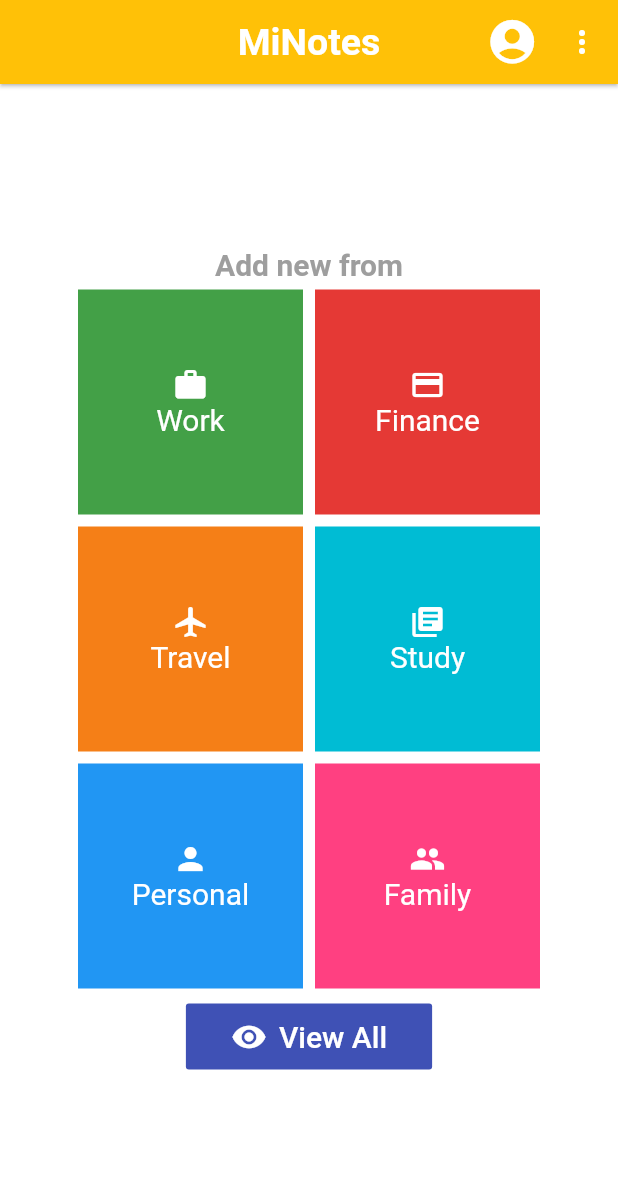
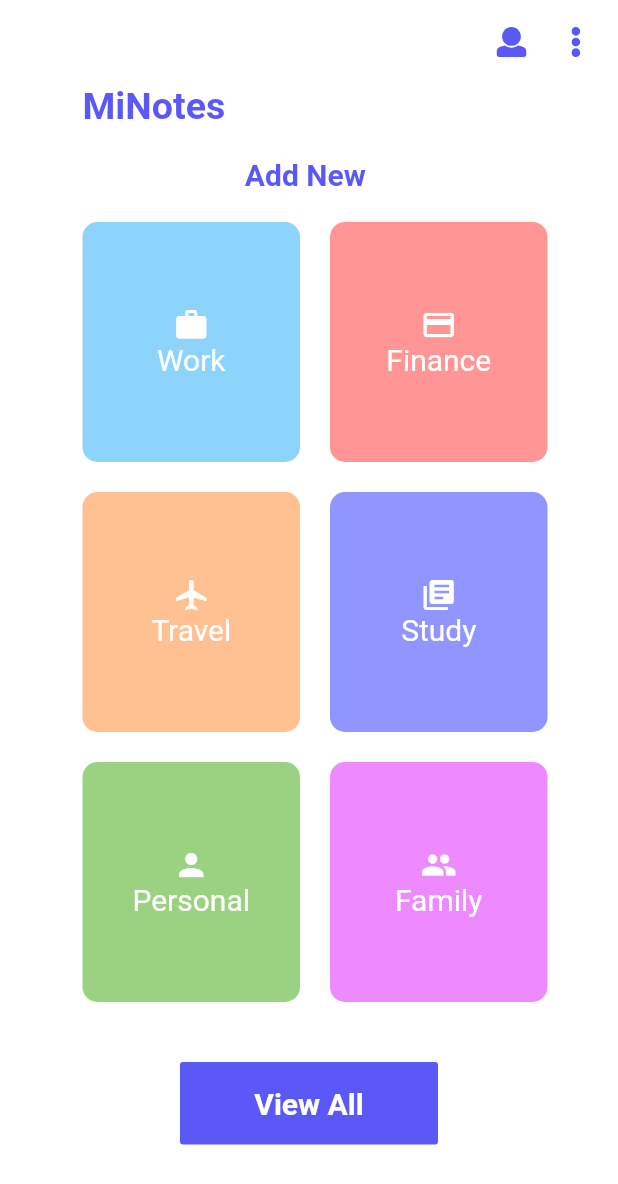
Before and after one commit to Caculuz-cinks/minotes-app, a Flutter app: the screen it shows after launch, on a phone screen of 412 x 824 dp. Shown: the top 1184 px of the screen. Run offline on Flutter 3.47's test engine with Material 2 defaults, Android fonts, the phone set to English and light mode, and no system bars; our stand-ins replace connectivity, flutter_svg, fluttertoast, hive, hive_flutter, loading_overlay; accounts and stored records are empty; generated files the repository leaves out were written again.

Commit message:
Home screen done

```diff
--- a/lib/screens/home.dart
+++ b/lib/screens/home.dart
@@ -1,14 +1,16 @@
+import 'package:MiNotes/ui/colors/colors.dart';
 import 'package:flutter/material.dart';
 import 'package:MiNotes/services/note_model.dart';
+import 'package:flutter_svg/flutter_svg.dart';
 
 class Home extends StatefulWidget {
   @override
   _HomeState createState() => _HomeState();
 }
 
-class CustomPopupMenu{
+class CustomPopupMenu {
   String label, route;
-  CustomPopupMenu({ this.label, this.route });
+  CustomPopupMenu({this.label, this.route});
 }
 
 class _HomeState extends State<Home> {
@@ -24,24 +26,30 @@ class _HomeState extends State<Home> {
   );
 
   @override
-  initState(){
+  initState() {
     super.initState();
     initNotes();
   }
 
   //create boxes for mitodo types
-  Widget todoType(type, IconData icon){
+  Widget todoType(type, IconData icon) {
     Color backgroundColor;
-    if(type == "Work") backgroundColor  = Colors.green[600];
-    else if(type == "Finance") backgroundColor  = Colors.red[600];
-    else if(type == "Travel") backgroundColor  = Colors.yellow[900];
-    else if(type == "Study") backgroundColor  = Colors.cyan;
-    else if(type == "Personal") backgroundColor  = Colors.blue;
-    else backgroundColor  = Colors.pinkAccent;
+    if (type == "Work")
+      backgroundColor = AppColors.workColor.withOpacity(0.5);
+    else if (type == "Finance")
+      backgroundColor = AppColors.financeColor.withOpacity(0.5);
+    else if (type == "Travel")
+      backgroundColor = AppColors.travelColor.withOpacity(0.5);
+    else if (type == "Study")
+      backgroundColor = AppColors.studyColor.withOpacity(0.5);
+    else if (type == "Personal")
+      backgroundColor = AppColors.personalColor.withOpacity(0.5);
+    else
+      backgroundColor = AppColors.familyColor.withOpacity(0.5);
     return Column(
       children: [
         GestureDetector(
-          onTap: (){
+          onTap: () {
             Navigator.pushNamed(context, "/newnote", arguments: {
               "color": backgroundColor.toString(),
               "type": type,
@@ -49,20 +57,20 @@ class _HomeState extends State<Home> {
             });
           },
           child: Container(
-            width: 150.0,
-            height: 150.0,
-            padding: EdgeInsets.all(10.0),
+            width: 145.0,
+            height: 160.0,
+            // padding: EdgeInsets.all(30.0),
+            decoration: BoxDecoration(
               color: backgroundColor,
+              borderRadius: BorderRadius.circular(10),
+            ),
             child: Center(
                 child: Wrap(
               children: [
                 Row(
                   mainAxisAlignment: MainAxisAlignment.center,
                   children: [
-                        Icon(
-                            icon,
-                            color: Colors.white
-                        ),
+                    Icon(icon, color: Colors.white),
                   ],
                 ),
                 Row(
@@ -70,109 +78,152 @@ class _HomeState extends State<Home> {
                   children: [
                     Text(
                       type,
-                          style: TextStyle(
-                            fontSize: 20.0
-                          ),
+                      style: TextStyle(fontSize: 20.0),
                     )
                   ],
                 )
               ],
-                )
-            ),
+            )),
           ),
         )
       ],
     );
   }
 
-  List <PopupMenuEntry> choices = [PopupMenuItem(child: Text("one"), value: "One",)];
+  List<PopupMenuEntry> choices = [
+    PopupMenuItem(
+      child: Text("one"),
+      value: "One",
+    )
+  ];
 
   @override
   Widget build(BuildContext context) {
     return Scaffold(
       backgroundColor: Colors.white,
       appBar: AppBar(
-        title: Text("MiNotes"),
+        elevation: 0.0,
+        backgroundColor: Color(0xffffffff),
         actions: [
-          IconButton(
-            onPressed: (){
+          GestureDetector(
+            onTap: () {
               Navigator.pushNamed(context, "/profile");
-            },icon: Icon(Icons.account_circle, size: 35.0,),),
-          PopupMenuButton(itemBuilder: (context){
-            return choices.map((item) => PopupMenuItem(
+            },
+            child: SvgPicture.asset(
+              'assets/profile.svg',
+              semanticsLabel: 'profile icon',
+            ),
+          ),
+          Padding(
+            padding: EdgeInsets.only(left: 30.0, right: 25.0),
+            child: PopupMenuButton(
+              child: SvgPicture.asset(
+                'assets/options.svg',
+                semanticsLabel: 'profile icon',
+              ),
+              itemBuilder: (context) {
+                return choices
+                    .map((item) => PopupMenuItem(
                           child: Text("About"),
                           value: "About",
+                        ))
+                    .toList();
+              },
+              onSelected: (value) {
+                Navigator.pushNamed(context, "/about");
+              },
+            ),
           )
-            ).toList();
-          }, onSelected: (value){
-            Navigator.pushNamed(context, "/about");
-          },)
         ],
       ),
-      body: Center(
-        child: SingleChildScrollView(
+      body: SingleChildScrollView(
         child: Padding(
-            padding: const EdgeInsets.all(8.0),
+          padding: EdgeInsets.symmetric(
+            horizontal: 55,
+          ),
           child: Column(
-              mainAxisAlignment: MainAxisAlignment.center,
+            crossAxisAlignment: CrossAxisAlignment.start,
             children: [
+              Text(
+                'MiNotes',
+                style: TextStyle(
+                    color: AppColors.primaryColor,
+                    fontSize: 25.0,
+                    fontWeight: FontWeight.bold),
+              ),
+              SizedBox(
+                height: 20,
+              ),
               Row(
                 mainAxisAlignment: MainAxisAlignment.center,
                 children: [
                   Text(
-                        "Add new from",
+                    "Add New ",
                     style: TextStyle(
-                          color: Colors.grey,
+                        color: AppColors.primaryColor,
                         fontSize: 20.0,
-                          fontWeight: FontWeight.bold
-                      ),
+                        fontWeight: FontWeight.bold),
                   ),
                 ],
               ),
-                SizedBox(height: 5.0,),
+              SizedBox(
+                height: 20.0,
+              ),
               Row(
                 mainAxisAlignment: MainAxisAlignment.center,
                 children: [
                   todoType("Work", Icons.work),
-                    SizedBox(width: 8.0,),
+                  SizedBox(
+                    width: 20.0,
+                  ),
                   todoType("Finance", Icons.credit_card),
                 ],
               ),
-                SizedBox(height: 8.0,),
+              SizedBox(
+                height: 20.0,
+              ),
               Row(
                 mainAxisAlignment: MainAxisAlignment.center,
                 children: [
                   todoType("Travel", Icons.airplanemode_active),
-                    SizedBox(width: 8.0,),
+                  SizedBox(
+                    width: 20.0,
+                  ),
                   todoType("Study", Icons.library_books),
                 ],
               ),
-                SizedBox(height: 8.0,),
+              SizedBox(
+                height: 20.0,
+              ),
               Row(
                 mainAxisAlignment: MainAxisAlignment.center,
                 children: [
                   todoType("Personal", Icons.person),
-                    SizedBox(width: 8.0,),
-                    todoType("Family",  Icons.people),
+                  SizedBox(
+                    width: 20.0,
+                  ),
+                  todoType("Family", Icons.people),
                 ],
               ),
-                SizedBox(height: 8.0,),
+              SizedBox(
+                height: 40.0,
+              ),
               Row(
                 mainAxisAlignment: MainAxisAlignment.center,
                 children: [
-                    FlatButton.icon(
-                        onPressed: (){
-                          Navigator.pushNamed(context, "/allnotes");
-                        },
-                      padding: EdgeInsets.symmetric(horizontal: 30.0, vertical: 10),
-                        icon: Icon(Icons.remove_red_eye, color: Colors.white,),
-                        label: Text(
-                          "View All",
+                  ButtonTheme(
+                    height: 55,
+                    minWidth: 172,
+                    child: FlatButton(
+                        onPressed: () {},
+                        color: AppColors.primaryColor,
+                        child: Text(
+                          'View All',
                           style: TextStyle(
                               color: Colors.white,
-                            fontSize: 20.0
-                          ),),
-                        color: Colors.indigo,
+                              fontWeight: FontWeight.bold,
+                              fontSize: 20),
+                        )),
                   )
                 ],
               )
@@ -180,7 +231,6 @@ class _HomeState extends State<Home> {
           ),
         ),
       ),
-      ),
     );
   }
 }
--- /dev/null
+++ b/lib/ui/colors/colors.dart
@@ -0,0 +1,37 @@
+import 'package:flutter/material.dart';
+
+class AppColors {
+  static const Color primaryColor = Color(0xFF5B58F8);
+  // static const Color secondaryColor = Color(0xFFFE1952);
+
+  static const Color workColor = Color(0xFF1CA9F9);
+
+  static const Color financeColor = Color(0xFFFF2C2C);
+  static const Color travelColor = Color(0xFFFF8125);
+
+  static const Color studyColor = Color(0xFF222BFF);
+  static const Color personalColor = Color(0xFF38A604);
+  //Black
+  static const Color black = Color(0xFF000000);
+  static const Color familyColor = Color(0xFFDE15FF);
+
+  //White
+  static const Color white = Color(0xFFFFFFFF);
+  static const Color whiteShade1 = Color(0xFFFFFFDE);
+
+  //Grey
+  static const Color grey = Color(0xFFE0E0E0);
+  static const Color greyShade1 = Color(0xFFE7E7E7);
+
+  //Red
+  static const Color red = Color(0xFFF1291A);
+
+  //Green
+  static const Color green = Color(0xFF3ACC6C);
+
+  //AlternateColors
+  static const Color alternateShade1 = Color(0xFFF2DC5D);
+  static const Color alternateShade2 = Color(0xFFF2A359);
+  static const Color alternateShade3 = Color(0xFFDB9065);
+  static const Color alternateShade4 = Color(0xFFA4031F);
+}
```
Also changed, not shown: pubspec.yaml (+4 -6 lines), assets/options.svg (added), assets/profile.svg (added), pubspec.lock. Lines whose indentation alone changed are shown as unchanged.
